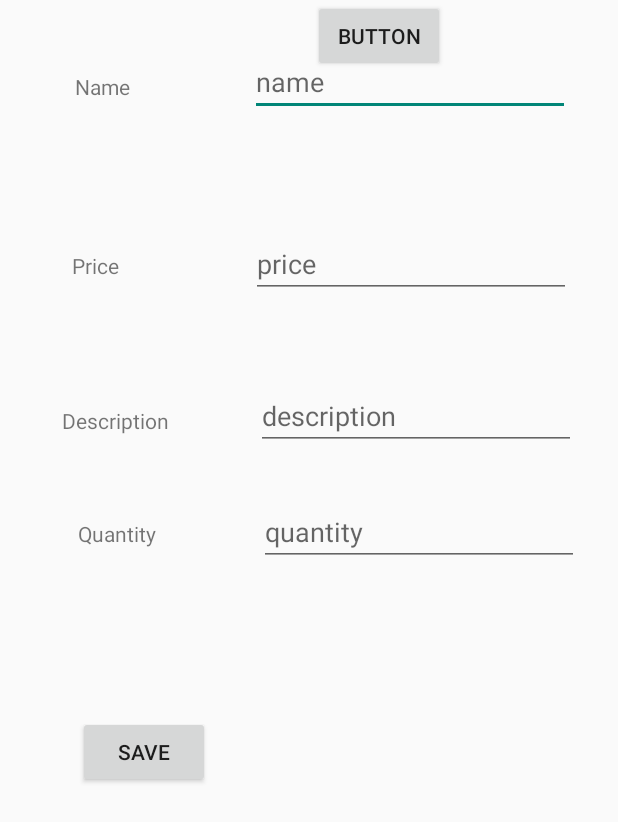
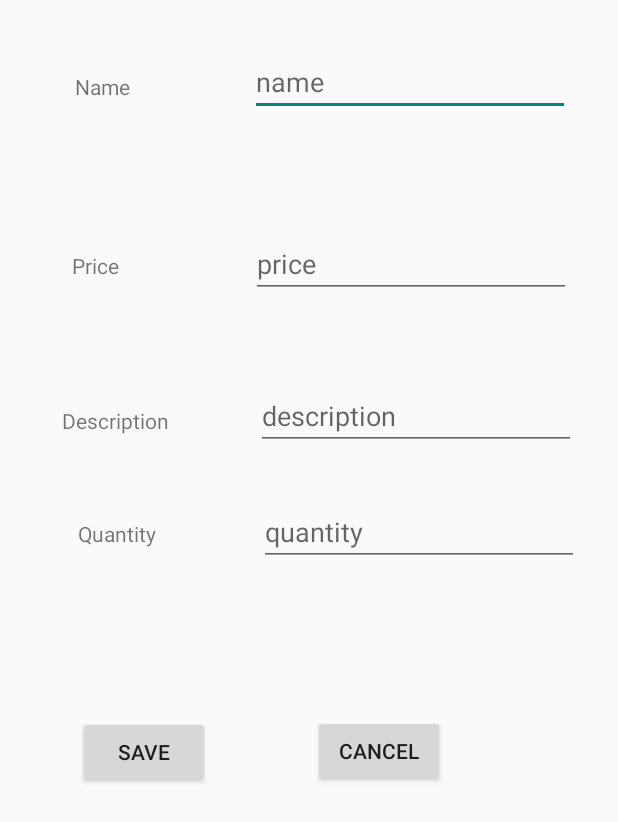
Before and after one commit to hungfq/moblie, an Android app: the AddEditProductActivity screen opened directly, with no data from a screen before it, on a phone screen of 412 x 824 dp. Shown: the top 822 px of the screen. Run offline under Robolectric (Android 15) with nearby library versions, the phone set to English and light mode, and no system bars.

Commit message:
add duoc product vao database

```diff
--- a/app/src/main/java/hcmute/edu/vn/store/activity/AddEditProductActivity.java
+++ b/app/src/main/java/hcmute/edu/vn/store/activity/AddEditProductActivity.java
@@ -2,15 +2,135 @@ package hcmute.edu.vn.store.activity;
 
 import androidx.appcompat.app.AppCompatActivity;
 
+import android.app.Activity;
+import android.content.Intent;
 import android.os.Bundle;
+import android.view.View;
+import android.widget.Button;
+import android.widget.EditText;
+import android.widget.TextView;
+import android.widget.Toast;
 
 import hcmute.edu.vn.store.R;
+import hcmute.edu.vn.store.bean.CategoryProduct;
+import hcmute.edu.vn.store.bean.Product;
+import hcmute.edu.vn.store.db.DatabaseHandler;
 
 public class AddEditProductActivity extends AppCompatActivity {
+
+    private static final int MODE_CREATE = 1;
+    private static final int MODE_EDIT = 2;
+
+    private TextView textId;
+    private EditText textName;
+    private EditText textPrice;
+    private EditText textDescription;
+    private EditText textQuantity;
+    private Button buttonSave;
+    private Button buttonCancel;
+
+    private Product product;
+    private boolean needRefresh;
+    private int mode;
 
     @Override
     protected void onCreate(Bundle savedInstanceState) {
         super.onCreate(savedInstanceState);
         setContentView(R.layout.activity_add_edit_product);
+
+
+        this.textId = (TextView) this.findViewById(R.id.txt_product_id);
+        this.textName = (EditText) this.findViewById(R.id.txt_product_name);
+        this.textPrice = (EditText)this.findViewById(R.id.txt_product_price);
+        this.textDescription = (EditText) this.findViewById(R.id.txt_product_description);
+        this.textQuantity= (EditText)this.findViewById(R.id.txt_product_quantity);
+
+        this.buttonSave = (Button)findViewById(R.id.btn_product_save);
+        this.buttonCancel = (Button)findViewById(R.id.btn_product_cancel);
+
+
+        this.buttonSave.setOnClickListener(new View.OnClickListener() {
+            public void onClick(View v)  {
+                buttonSaveClicked();
+            }
+        });
+
+        this.buttonCancel.setOnClickListener(new View.OnClickListener() {
+            public void onClick(View v)  {
+                buttonCancelClicked();
+            }
+        });
+
+        Intent intent = this.getIntent();
+        this.product = (Product) intent.getSerializableExtra("product");
+        if(product== null)  {
+            this.mode = MODE_CREATE;
+        } else  {
+            this.mode = MODE_EDIT;
+            System.out.println(product.getiID());
+            this.textId.setText(String.valueOf(product.getiID()) );
+            this.textName.setText(product.getsName());
+            this.textPrice.setText(String.valueOf(product.getlPrice()));
+            this.textQuantity.setText(String.valueOf(product.getiQuantity()));
+            this.textDescription.setText(String.valueOf(product.getsDescription()));
+        }
+
+    }
+
+    // User Click on the Save button.
+    public void buttonSaveClicked()  {
+        DatabaseHandler db = new DatabaseHandler(this);
+
+        String id = this.textId.getText().toString();
+        String name = this.textName.getText().toString();
+        String price = this.textPrice.getText().toString();
+        String textDescription = this.textDescription.getText().toString();
+        String textQuantity = this.textQuantity.getText().toString();
+
+        if(name.equals("")||price.equals("")||textQuantity.equals("")) {
+            Toast.makeText(getApplicationContext(),
+                    "Please enter title & content", Toast.LENGTH_LONG).show();
+            return;
+        }
+
+        if(mode == MODE_CREATE ) {
+            this.product = new Product(name,Long.parseLong(price),textDescription,Integer.parseInt(textQuantity));
+            db.insertProduct(product);
+        } else  {
+            System.out.println("data get in form");
+            this.product.setsName(name);
+            this.product.setlPrice(Long.parseLong(price));
+            this.product.setsDescription(textDescription);
+            this.product.setiQuantity(Integer.parseInt(textQuantity));
+            db.updateProduct(product);
+        }
+
+        this.needRefresh = true;
+
+        // Back to MainActivity.
+        this.onBackPressed();
+    }
+
+    // User Click on the Cancel button.
+    public void buttonCancelClicked()  {
+        // Do nothing, back MainActivity.
+        this.onBackPressed();
+    }
+
+
+    // When completed this Activity,
+    // Send feedback to the Activity called it.
+    @Override
+    public void finish() {
+
+        // Create Intent
+        Intent data = new Intent();
+
+        // Request MainActivity refresh its ListView (or not).
+        data.putExtra("needRefresh", needRefresh);
+
+        // Set Result
+        this.setResult(Activity.RESULT_OK, data);
+        super.finish();
     }
 }
--- a/app/src/main/java/hcmute/edu/vn/store/activity/AddProductActivity.java
+++ b/app/src/main/java/hcmute/edu/vn/store/activity/AddProductActivity.java
@@ -83,13 +83,13 @@ public class AddProductActivity extends AppCompatActivity {
             Toast.makeText(getApplicationContext(),selectedProduct.toString(), Toast.LENGTH_LONG).show();
         }
         else if(item.getItemId() == MENU_ITEM_CREATE){
-            Intent intent = new Intent(this, AddEditCategoryActivity.class);
+            Intent intent = new Intent(this, AddEditProductActivity.class);
 
             // Start AddEditCategoryActivity, (with feedback).
             this.startActivityForResult(intent, MY_REQUEST_CODE);
         }
         else if(item.getItemId() == MENU_ITEM_EDIT ){
-            Intent intent = new Intent(this, AddEditCategoryActivity.class);
+            Intent intent = new Intent(this, AddEditProductActivity.class);
             intent.putExtra("product",  selectedProduct);
 
             // Start AddEditCategoryActivity, (with feedback).
--- a/app/src/main/java/hcmute/edu/vn/store/fracment/ProfileFragment.java
+++ b/app/src/main/java/hcmute/edu/vn/store/fracment/ProfileFragment.java
@@ -20,6 +20,7 @@ import androidx.fragment.app.Fragment;
 
 import hcmute.edu.vn.store.R;
 import hcmute.edu.vn.store.activity.AddCategoryActivity;
+import hcmute.edu.vn.store.activity.AddProductActivity;
 import hcmute.edu.vn.store.activity.BillActivity;
 import hcmute.edu.vn.store.activity.ChangePasswordActivity;
 import hcmute.edu.vn.store.activity.EditProfileActivity;
@@ -112,7 +113,7 @@ public class ProfileFragment extends Fragment {
                         startActivity(intentHistory);
                         break;
                     case 3:
-                        Intent intentAddProduct = new Intent(getContext(), BillActivity.class);
+                        Intent intentAddProduct = new Intent(getContext(), AddProductActivity.class);
                         intentAddProduct.putExtra(ARG_IDUSER, mParamIDUser);
                         startActivity(intentAddProduct);
                         break;
--- a/app/src/main/res/layout/activity_add_edit_product.xml
+++ b/app/src/main/res/layout/activity_add_edit_product.xml
@@ -119,10 +119,18 @@
         android:id="@+id/btn_product_cancel"
         android:layout_width="wrap_content"
         android:layout_height="wrap_content"
+        android:layout_marginTop="99dp"
         android:layout_marginEnd="84dp"
-        android:text="Button"
+        android:text="Cancel"
         app:layout_constraintEnd_toEndOf="parent"
         app:layout_constraintHorizontal_bias="0.686"
         app:layout_constraintStart_toEndOf="@+id/btn_product_save"
-        tools:layout_editor_absoluteY="475dp" />
+        app:layout_constraintTop_toBottomOf="@+id/txt_product_quantity" />
+
+    <TextView
+        android:id="@+id/txt_product_id"
+        android:layout_width="wrap_content"
+        android:layout_height="wrap_content"
+        tools:layout_editor_absoluteX="42dp"
+        tools:layout_editor_absoluteY="6dp" />
 </androidx.constraintlayout.widget.ConstraintLayout>
```
Also changed, not shown: app/src/main/java/hcmute/edu/vn/store/bean/Product.java (+14 -0 lines).
